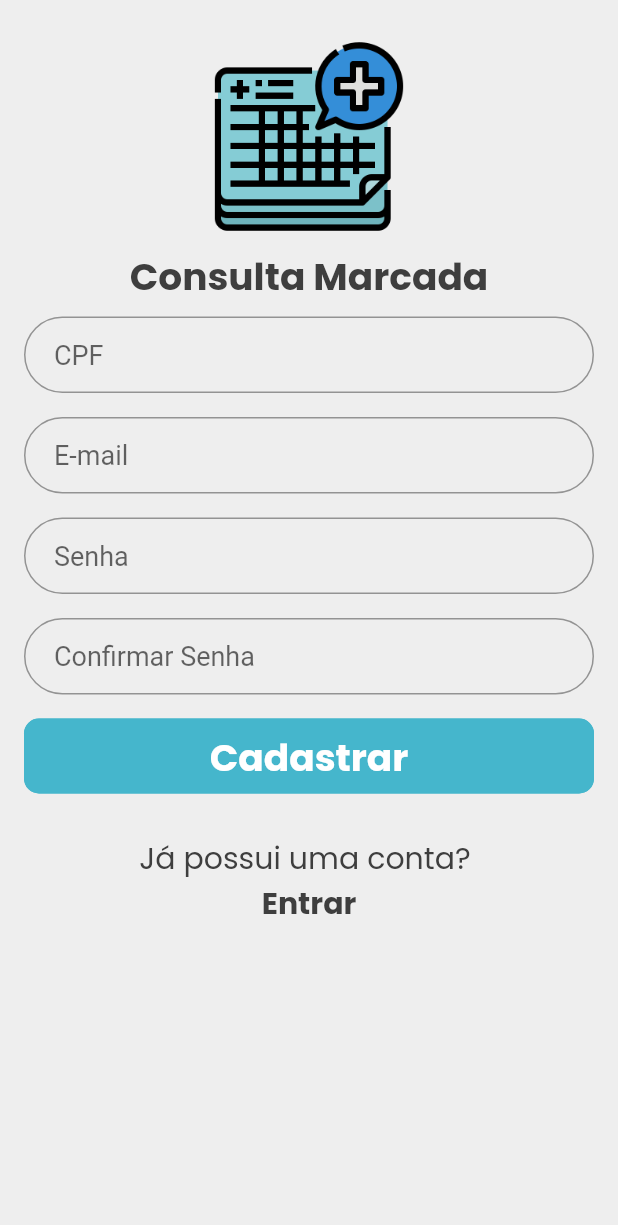
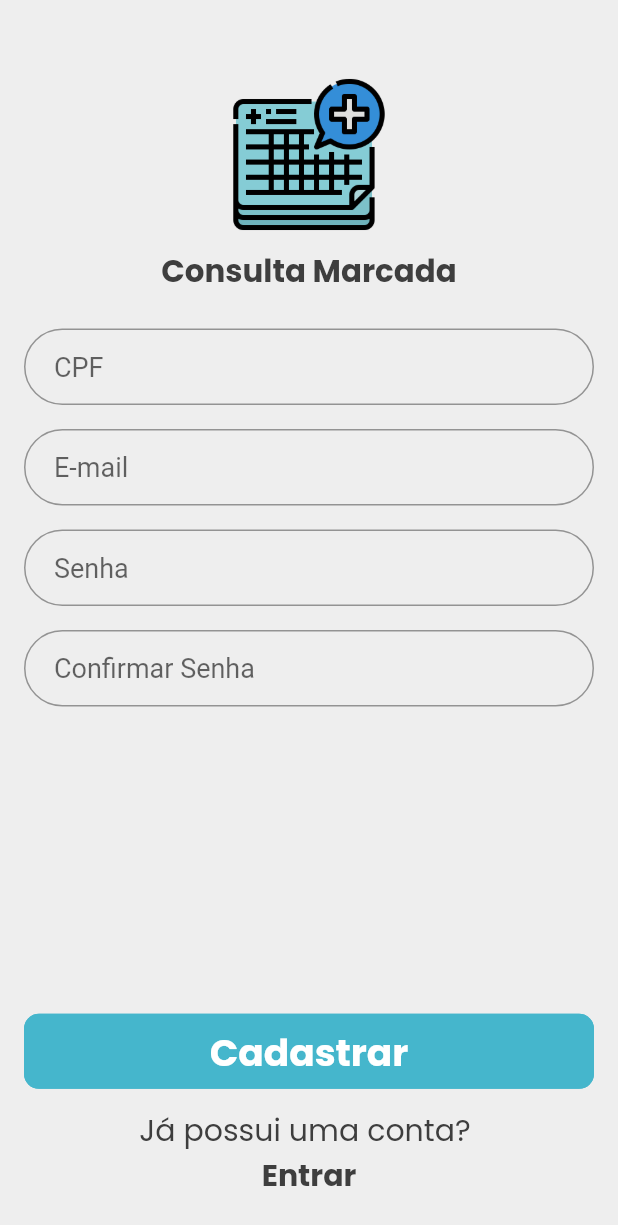
Before and after one commit to 27joseaquino/consulta-marcada, a Flutter app: the RegisterPage screen opened directly, on a phone screen of 412 x 824 dp. Shown: the top 1225 px of the screen. Run offline on Flutter 3.47's test engine with Material 2 defaults, Android fonts, the phone set to English and light mode, and no system bars.

Commit message:
fix: responsividade da página de cadastro de usuário

```diff
--- a/lib/ui/pages/user/register_page.dart
+++ b/lib/ui/pages/user/register_page.dart
@@ -22,21 +22,80 @@ class _RegisterPageState extends State<RegisterPage> {
 
   @override
   Widget build(BuildContext context) {
+    final size = MediaQuery.of(context).size;
     return Scaffold(
-      body: SingleChildScrollView(
-        child: Container(
-          padding: EdgeInsets.all(16),
+      body: Container(
+        padding: EdgeInsets.symmetric(horizontal: 16),
+        height: size.height,
+        width: size.width,
+        child: LayoutBuilder(
+          builder: (context, constraints) {
+            return Column(
+              crossAxisAlignment: CrossAxisAlignment.center,
+              mainAxisAlignment: MainAxisAlignment.center,
+              children: <Widget>[
+                logoConsultaMarcada(
+                  height: constraints.maxHeight * .25,
+                  width: constraints.maxWidth,
+                ),
+                registrationForm(
+                  height: constraints.maxHeight * .53,
+                  width: constraints.maxWidth,
+                ),
+                buttons(
+                  heigth: constraints.maxHeight * .22,
+                  width: constraints.maxWidth,
+                ),
+              ],
+            );
+          },
+        ),
+      ),
+    );
+  }
+
+  Container logoConsultaMarcada({double height, double width}) {
+    return Container(
+      padding:EdgeInsets.only(top: height * .2),
+      height: height,
+      width: width,
+      child: LogoConsultaMarcada(
+        fontSize: height * .1,
+        height: height * .6,
+        width: width,
+      ),
+    );
+  }
+
+  Container buttons({double heigth, double width}) {
+    return Container(
+      height: heigth,
+      width: width,
       child: Column(
         crossAxisAlignment: CrossAxisAlignment.center,
         mainAxisAlignment: MainAxisAlignment.center,
-            children: <Widget>[
-              LogoConsultaMarcada(
-                fontSize: 25,
-                height: 150,
-                width: 150,
+        children: [
+          CustomButton(
+            title: "Cadastrar",
+            height: 50,
+            width: width,
+            onPressed: _onClickRegister,
           ),
-              Form(
+          pushLoginPage(),
+        ],
+      ),
+    );
+  }
+
+  Container registrationForm({double height, double width}) {
+    return Container(
+      padding: EdgeInsets.only(top: 5),
+      height: height,
+      width: width,
+      child: Form(
         key: _registerFormKey,
+        child: SingleChildScrollView(
+          physics: BouncingScrollPhysics(),
           child: Column(
             children: [
               CustomTextField(
@@ -64,24 +123,14 @@ class _RegisterPageState extends State<RegisterPage> {
             ],
           ),
         ),
-              CustomButton(
-                title: "Cadastrar",
-                height: 50,
-                width: double.infinity,
-                onPressed: _onClickRegister,
-              ),
-              pushLoginPage(context),
-            ],
-          ),
-        ),
       ),
     );
   }
 
-  InkWell pushLoginPage(BuildContext context) {
+  InkWell pushLoginPage() {
     return InkWell(
       child: Container(
-        margin: EdgeInsets.only(top: 20),
+        padding: EdgeInsets.only(top: 5),
         child: Column(
           children: [
             CustomText(
```
Lines whose indentation alone changed are shown as unchanged.
